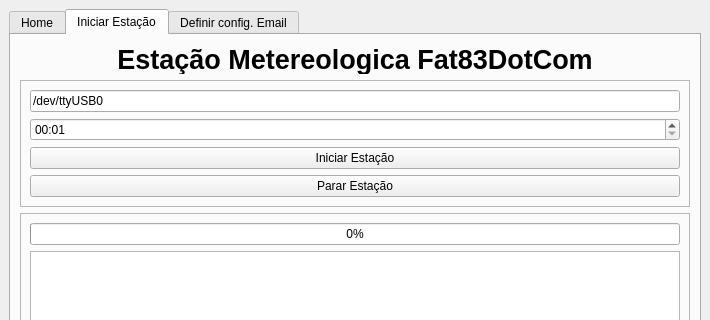
Above: interface.ui from Fat83dotcom/Interface_Estacao before the change; both pictures show x 0 to 710 and y 0 to 320 of the 710 by 500 pixel window. Below: the same form after it.
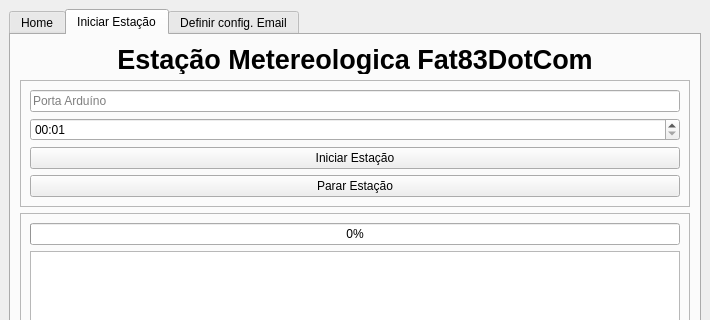
That is the form after the change.

Commit message: Versão empacotada com pyinstaller rodou no Ubuntu 22.04 LST

The edit to the form file:
```diff
--- a/interface.ui
+++ b/interface.ui
@@ -102,7 +102,7 @@
            <item>
             <widget class="QLineEdit" name="portaArduino">
              <property name="text">
-              <string>/dev/ttyUSB0</string>
+              <string/>
              </property>
              <property name="placeholderText">
               <string>Porta Arduíno</string>
```
The commit also changes 2 other files.
